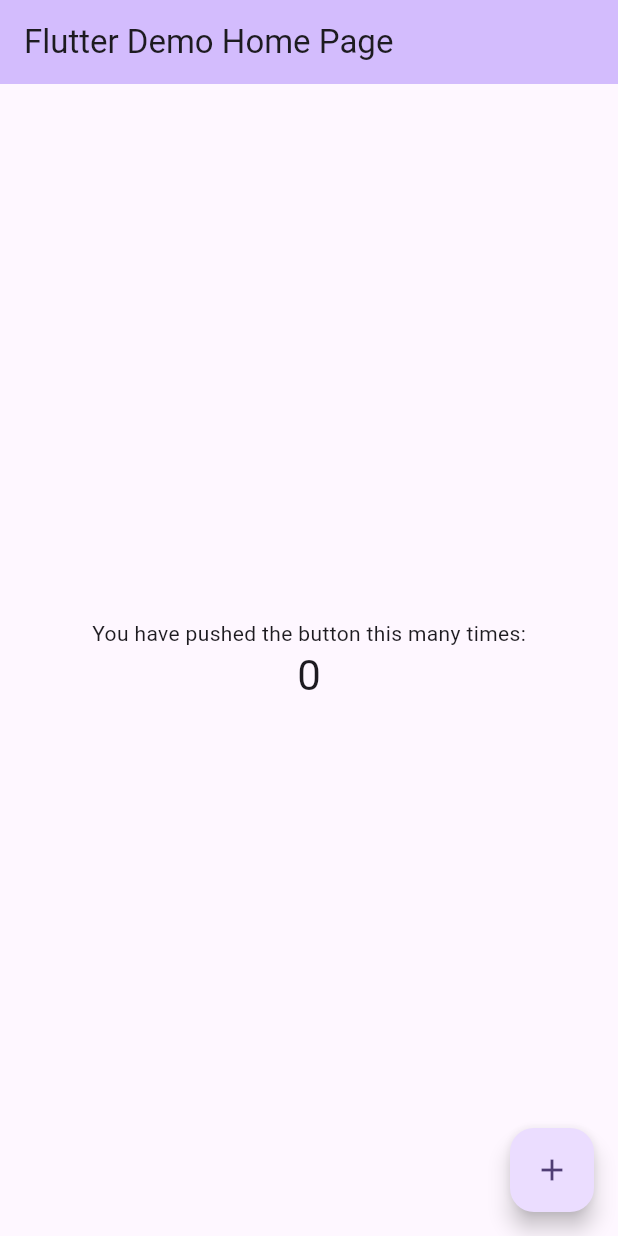
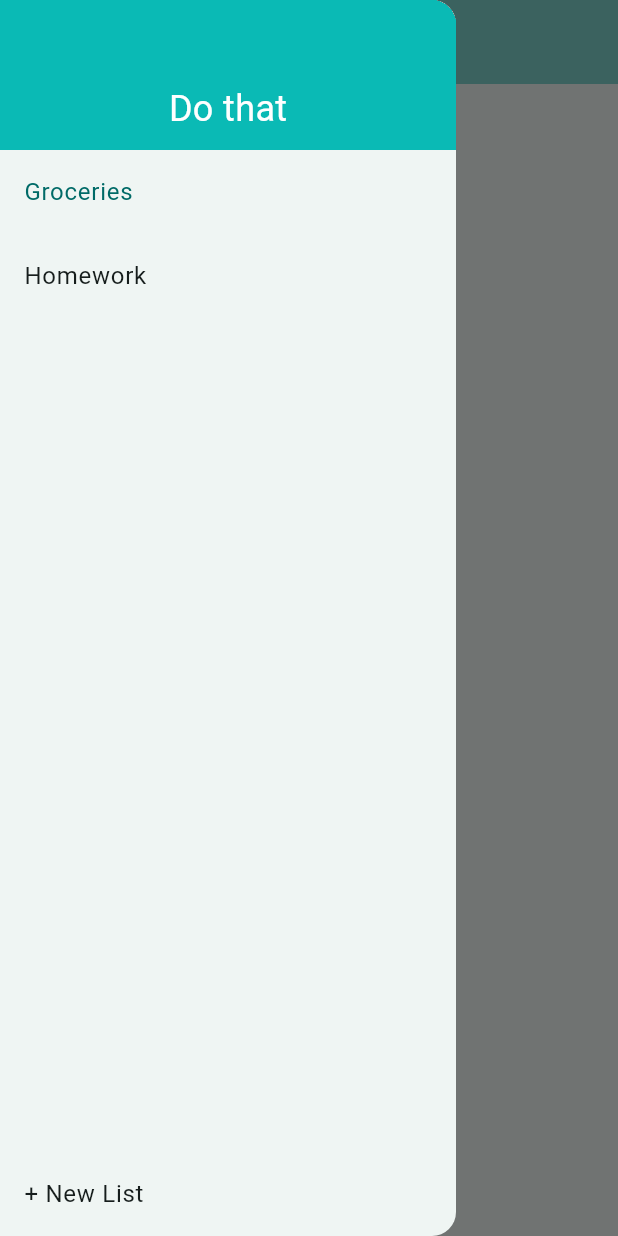
Before and after one commit to kiakalani/DOTHAT, a Flutter app: the screen it shows after launch, with the side drawer open (before the commit the screen has no drawer), on a phone screen of 412 x 824 dp. Run offline on Flutter 3.47's test engine with Material 3 defaults, Android fonts, the phone set to English and light mode, and no system bars.

Commit message:
finished add new list and add new task functionality

```diff
--- /dev/null
+++ b/dothat/lib/home.dart
@@ -0,0 +1,185 @@
+import 'package:flutter/material.dart';
+
+class HomePage extends StatefulWidget {
+  const HomePage({super.key});
+
+  @override
+  State<HomePage> createState() => _HomePageState();
+}
+
+class CategoryList {
+  String name;
+  List<Task> tasks;
+
+  CategoryList({required this.name, required this.tasks});
+}
+
+class Task {
+  String name;
+  String? dueDate;
+  String? status;
+  String? importance;
+  String? reminders;
+
+  Task(
+      {required this.name,
+      this.dueDate,
+      this.status,
+      this.importance,
+      this.reminders});
+}
+
+class _HomePageState extends State<HomePage> {
+  List<CategoryList> lists = [
+    CategoryList(
+        name: 'Groceries',
+        tasks: [Task(name: 'Apples'), Task(name: 'Bananas')]),
+    CategoryList(
+        name: 'Homework', tasks: [Task(name: 'Math'), Task(name: 'Science')]),
+  ];
+  int _selectedIndex = 0;
+  bool _isAddingNewList = false;
+  bool _isAddingNewTask = false;
+  TextEditingController listNameController = TextEditingController();
+  TextEditingController taskNameController = TextEditingController();
+
+  @override
+  Widget build(BuildContext context) {
+    return Scaffold(
+      appBar: AppBar(
+        backgroundColor: Theme.of(context).colorScheme.inversePrimary,
+        title: const Text('Home'),
+      ),
+      drawer: _buildDrawer(),
+      body: Column(
+        children: [
+          Expanded(
+            child: ListView(
+              children: [
+                // show list of tasks in a category
+                ...List.generate(lists[_selectedIndex].tasks.length, (index) {
+                  return ListTile(
+                    title: Text(lists[_selectedIndex].tasks[index].name),
+                  );
+                }),
+              ],
+            ),
+          ),
+          _addNewItem(
+            isAdding: _isAddingNewTask,
+            textController: taskNameController,
+            hintText: "+ Add New Task",
+            onAdd: (String value) {
+              setState(() {
+                lists[_selectedIndex].tasks.add(Task(name: value));
+                _isAddingNewTask = false;
+              });
+            },
+            toggleAdding: () => setState(() {
+              _isAddingNewTask = true;
+            })
+          )
+        ],
+      ),
+    );
+  }
+
+  Widget _buildDrawer() {
+    return Drawer(
+        child: Column(
+          children: [
+            // display Do that
+            Container(
+              height: 100,
+              color: const Color(0xFF0ABAB5),
+              child: const Padding(
+                padding: EdgeInsets.only(top: 45),
+                child: Align(
+                  alignment: Alignment.center,
+                  child: Text(
+                    'Do that',
+                    style: TextStyle(color: Colors.white, fontSize: 24),
+                  ),
+                ))),
+            Expanded(
+              child: ListView(
+                children: [
+                  // show list of categories
+                  ...List.generate(lists.length, (index) {
+                    return ListTile(
+                      title: Text(lists[index].name),
+                      selected: index == _selectedIndex,
+                      onTap: () {
+                        setState(() {
+                          _selectedIndex = index;
+                        });
+                        Navigator.pop(context);
+                      },
+                    );
+                  }),
+                ],
+              ),
+            ),
+            _addNewItem(
+              isAdding: _isAddingNewList,
+              textController: listNameController,
+              hintText: "+ New List",
+              onAdd: (String value) {
+                if (value.isNotEmpty) {
+                  setState(() {
+                    lists.add(CategoryList(name: value, tasks: []));
+                    _isAddingNewList = false;
+                  });
+                }
+              },
+              toggleAdding: () => setState(() {
+                _isAddingNewList = true;
+              })
+            )
+          ],
+        ),
+      );
+  }
+
+  // add new list or task to the list
+  Widget _addNewItem({
+    required bool isAdding,
+    required TextEditingController textController,
+    required String hintText,
+    required Function(String) onAdd,
+    required VoidCallback toggleAdding,
+  }) {
+    return ListTile(
+      title: isAdding
+          // allow user to enter new item name
+          ? TextField(
+              controller: textController,
+              autofocus: true,
+              decoration: InputDecoration(
+                hintText: hintText,
+                suffixIcon: IconButton(
+                  icon: const Icon(Icons.done),
+                  onPressed: () {
+                    if (textController.text.isNotEmpty) {
+                      onAdd(textController.text);
+                      textController.clear;
+                    }
+                  },
+                ),
+              ),
+              onSubmitted: (value) {
+                if (value.isNotEmpty) {
+                  onAdd(textController.text);
+                  textController.clear;
+                }
+              },
+            )
+          : Text(hintText),
+      onTap: () {
+        if (!isAdding) {
+         toggleAdding();
+        }
+      },
+    );
+  }
+}
--- a/dothat/lib/main.dart
+++ b/dothat/lib/main.dart
@@ -1,4 +1,5 @@
 import 'package:flutter/material.dart';
+import 'home.dart';
 
 void main() {
   runApp(const MyApp());
@@ -7,102 +8,44 @@
 class MyApp extends StatelessWidget {
   const MyApp({super.key});
 
-  // This widget is the root of your application.
   @override
   Widget build(BuildContext context) {
     return MaterialApp(
-      title: 'Flutter Demo',
+      title: 'Do that',
       theme: ThemeData(
-        // This is the theme of your application.
-        //
-        // TRY THIS: Try running your application with "flutter run". You'll see
-        // the application has a purple toolbar. Then, without quitting the app,
-        // try changing the seedColor in the colorScheme below to Colors.green
-        // and then invoke "hot reload" (save your changes or press the "hot
-        // reload" button in a Flutter-supported IDE, or press "r" if you used
-        // the command line to start the app).
-        //
-        // Notice that the counter didn't reset back to zero; the application
-        // state is not lost during the reload. To reset the state, use hot
-        // restart instead.
-        //
-        // This works for code too, not just values: Most code changes can be
-        // tested with just a hot reload.
-        colorScheme: ColorScheme.fromSeed(seedColor: Colors.deepPurple),
+        colorScheme: ColorScheme.fromSeed(seedColor: const Color(0xFF0ABAB5)),
         useMaterial3: true,
       ),
-      home: const MyHomePage(title: 'Flutter Demo Home Page'),
+      home: HomePage(),
     );
   }
 }
 
-class MyHomePage extends StatefulWidget {
-  const MyHomePage({super.key, required this.title});
-
-  // This widget is the home page of your application. It is stateful, meaning
-  // that it has a State object (defined below) that contains fields that affect
-  // how it looks.
-
-  // This class is the configuration for the state. It holds the values (in this
-  // case the title) provided by the parent (in this case the App widget) and
-  // used by the build method of the State. Fields in a Widget subclass are
-  // always marked "final".
-
-  final String title;
+/*class HomePage extends StatefulWidget {
+  const HomePage({super.key});
 
   @override
-  State<MyHomePage> createState() => _MyHomePageState();
+  State<HomePage> createState() => _HomePageState();
 }
 
-class _MyHomePageState extends State<MyHomePage> {
+class _HomePageState extends State<HomePage> {
   int _counter = 0;
 
   void _incrementCounter() {
     setState(() {
-      // This call to setState tells the Flutter framework that something has
-      // changed in this State, which causes it to rerun the build method below
-      // so that the display can reflect the updated values. If we changed
-      // _counter without calling setState(), then the build method would not be
-      // called again, and so nothing would appear to happen.
       _counter++;
     });
   }
 
   @override
   Widget build(BuildContext context) {
-    // This method is rerun every time setState is called, for instance as done
-    // by the _incrementCounter method above.
-    //
-    // The Flutter framework has been optimized to make rerunning build methods
-    // fast, so that you can just rebuild anything that needs updating rather
-    // than having to individually change instances of widgets.
     return Scaffold(
       appBar: AppBar(
-        // TRY THIS: Try changing the color here to a specific color (to
-        // Colors.amber, perhaps?) and trigger a hot reload to see the AppBar
-        // change color while the other colors stay the same.
         backgroundColor: Theme.of(context).colorScheme.inversePrimary,
-        // Here we take the value from the MyHomePage object that was created by
-        // the App.build method, and use it to set our appbar title.
-        title: Text(widget.title),
+        title: Text('Home'),
       ),
       body: Center(
-        // Center is a layout widget. It takes a single child and positions it
-        // in the middle of the parent.
         child: Column(
-          // Column is also a layout widget. It takes a list of children and
-          // arranges them vertically. By default, it sizes itself to fit its
-          // children horizontally, and tries to be as tall as its parent.
-          //
-          // Column has various properties to control how it sizes itself and
-          // how it positions its children. Here we use mainAxisAlignment to
-          // center the children vertically; the main axis here is the vertical
-          // axis because Columns are vertical (the cross axis would be
-          // horizontal).
-          //
-          // TRY THIS: Invoke "debug painting" (choose the "Toggle Debug Paint"
-          // action in the IDE, or press "p" in the console), to see the
-          // wireframe for each widget.
           mainAxisAlignment: MainAxisAlignment.center,
           children: <Widget>[
             const Text(
@@ -119,7 +62,8 @@
         onPressed: _incrementCounter,
         tooltip: 'Increment',
         child: const Icon(Icons.add),
-      ), // This trailing comma makes auto-formatting nicer for build methods.
+      ),
     );
   }
 }
+*/
```
